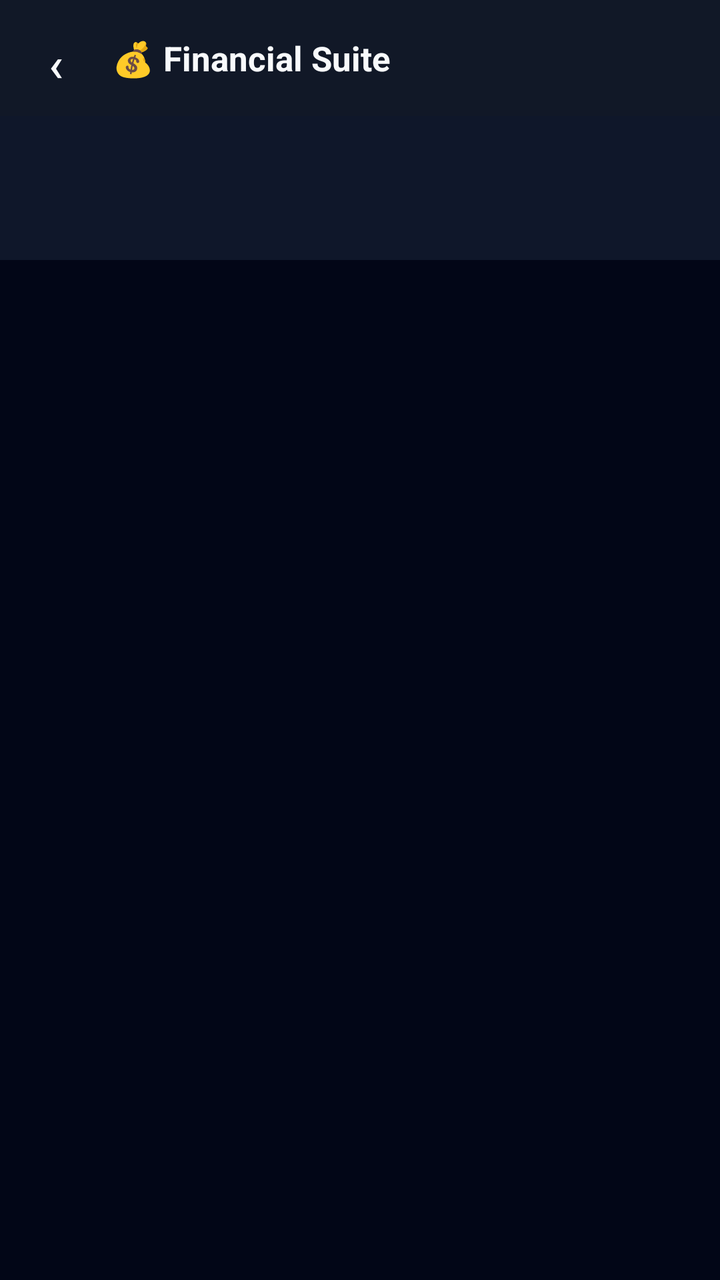
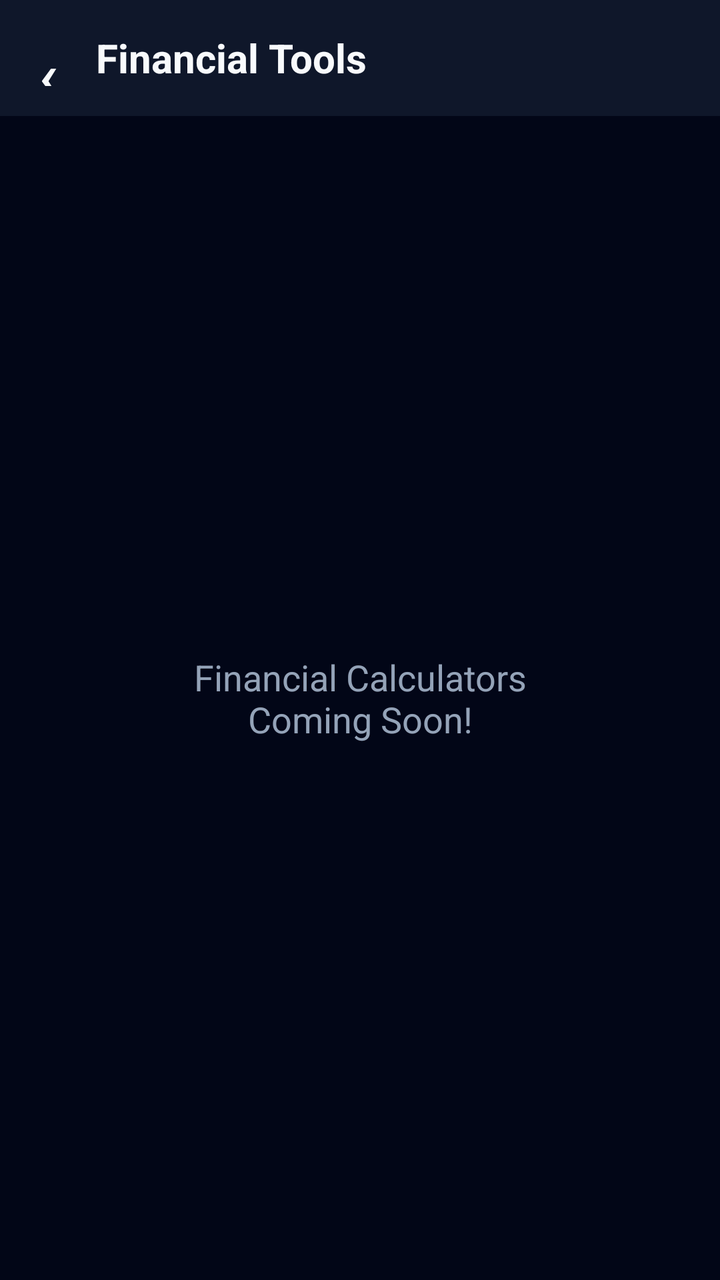

Before-and-after screenshots of an Android layout around one commit, followed by the original layout XML and the change that was made.
<!-- AndroidManifest.xml: application theme Theme.UltraCalc -->
<!-- res/layout/activity_financial.xml -->
<?xml version="1.0" encoding="utf-8"?>
<LinearLayout xmlns:android="http://schemas.android.com/apk/res/android"
    xmlns:app="http://schemas.android.com/apk/res-auto"
    android:layout_width="match_parent"
    android:layout_height="match_parent"
    android:orientation="vertical"
    android:background="#020617">

    <LinearLayout
        android:layout_width="match_parent"
        android:layout_height="58dp"
        android:orientation="horizontal"
        android:gravity="center_vertical"
        android:paddingStart="4dp"
        android:paddingEnd="16dp"
        android:background="#111827">

        <com.google.android.material.button.MaterialButton
            android:id="@+id/btnBack"
            style="@style/Widget.MaterialComponents.Button.TextButton"
            android:layout_width="48dp"
            android:layout_height="48dp"
            android:text="‹"
            android:textSize="24sp"
            android:textColor="#F8FAFC"
            app:cornerRadius="24dp"/>

        <TextView
            android:layout_width="wrap_content"
            android:layout_height="wrap_content"
            android:text="💰 Financial Suite"
            android:textSize="17sp"
            android:textStyle="bold"
            android:textColor="#F8FAFC"
            android:layout_marginStart="4dp"/>
    </LinearLayout>

    <HorizontalScrollView
        android:layout_width="match_parent"
        android:layout_height="72dp"
        android:background="#0F172A"
        android:scrollbars="none"
        android:fillViewport="true">
        
        <LinearLayout
            android:id="@+id/toolBar"
            android:layout_width="wrap_content"
            android:layout_height="match_parent"
            android:orientation="horizontal"
            android:gravity="center_vertical"/>
    </HorizontalScrollView>

    <FrameLayout
        android:id="@+id/mainContainer"
        android:layout_width="match_parent"
        android:layout_height="match_parent"
        android:padding="16dp"/>

</LinearLayout>
<!-- resources referenced by this layout -->
<resources>
  <style name="Theme.UltraCalc" parent="Theme.MaterialComponents.NoActionBar">
          <item name="colorPrimary">@color/primary</item>
          <item name="colorPrimaryVariant">@color/primaryDark</item>
          <item name="colorOnPrimary">@color/white</item>
          <item name="colorSecondary">@color/accentCyan</item>
          <item name="android:windowBackground">@color/bg</item>
          <item name="android:statusBarColor">@color/bg</item>
          <item name="android:navigationBarColor">@color/bg</item>
          <item name="android:windowLightStatusBar">false</item>
      </style>
  <color name="primary">#7C6FFF</color>
  <color name="primaryDark">#5A4FCC</color>
  <color name="white">#FFFFFF</color>
  <color name="accentCyan">#00E5FF</color>
  <color name="bg">#0D0D1A</color>
</resources>

<!-- the commit's change to res/layout/activity_financial.xml (unified diff, before → after) -->
@@ -1,6 +1,5 @@
 <?xml version="1.0" encoding="utf-8"?>
 <LinearLayout xmlns:android="http://schemas.android.com/apk/res/android"
-    xmlns:app="http://schemas.android.com/apk/res-auto"
     android:layout_width="match_parent"
     android:layout_height="match_parent"
     android:orientation="vertical"
@@ -11,49 +10,30 @@
         android:layout_height="58dp"
         android:orientation="horizontal"
         android:gravity="center_vertical"
-        android:paddingStart="4dp"
-        android:paddingEnd="16dp"
-        android:background="#111827">
-
+        android:background="#0F172A">
         <com.google.android.material.button.MaterialButton
-            android:id="@+id/btnBack"
+            android:id="@+id/btnBackFin"
             style="@style/Widget.MaterialComponents.Button.TextButton"
             android:layout_width="48dp"
             android:layout_height="48dp"
             android:text="‹"
-            android:textSize="24sp"
-            android:textColor="#F8FAFC"
-            app:cornerRadius="24dp"/>
-
+            android:textSize="32sp"
+            android:textColor="#F8FAFC"/>
         <TextView
             android:layout_width="wrap_content"
             android:layout_height="wrap_content"
-            android:text="💰 Financial Suite"
-            android:textSize="17sp"
-            android:textStyle="bold"
+            android:text="Financial Tools"
             android:textColor="#F8FAFC"
-            android:layout_marginStart="4dp"/>
+            android:textSize="20sp"
+            android:textStyle="bold"/>
     </LinearLayout>
 
-    <HorizontalScrollView
-        android:layout_width="match_parent"
-        android:layout_height="72dp"
-        android:background="#0F172A"
-        android:scrollbars="none"
-        android:fillViewport="true">
-        
-        <LinearLayout
-            android:id="@+id/toolBar"
-            android:layout_width="wrap_content"
-            android:layout_height="match_parent"
-            android:orientation="horizontal"
-            android:gravity="center_vertical"/>
-    </HorizontalScrollView>
-
-    <FrameLayout
-        android:id="@+id/mainContainer"
+    <TextView
         android:layout_width="match_parent"
         android:layout_height="match_parent"
-        android:padding="16dp"/>
+        android:text="Financial Calculators\nComing Soon!"
+        android:textColor="#94A3B8"
+        android:textSize="18sp"
+        android:gravity="center" />
 
 </LinearLayout>
